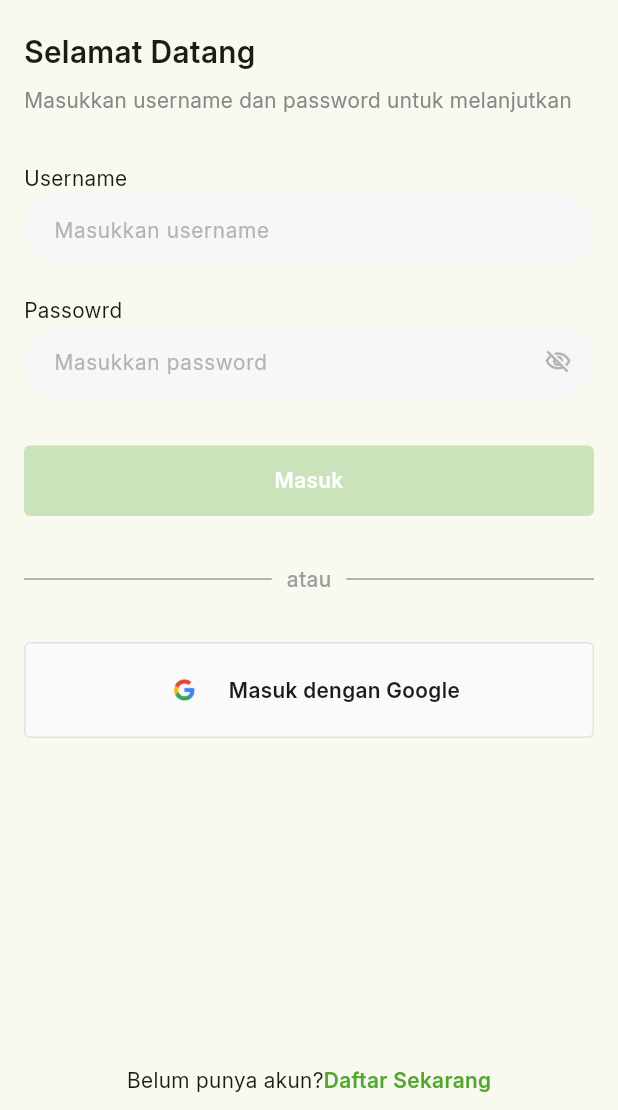
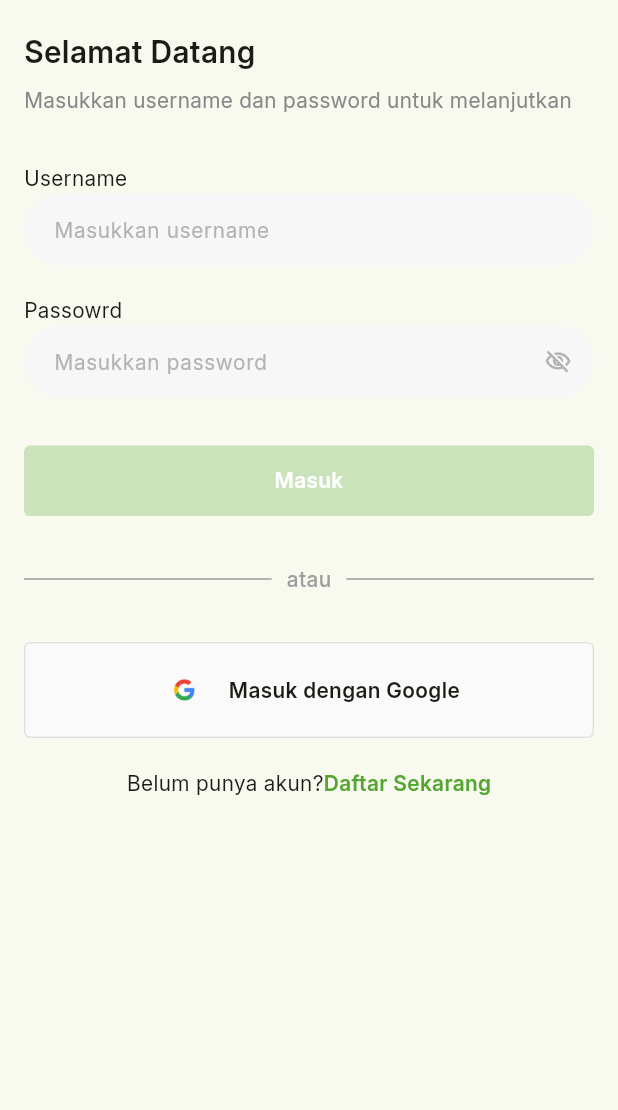
Before and after one commit to hendrama8903/hendra_app, a Flutter app: the screen it shows after launch, on a phone screen of 412 x 824 dp, the part 126-1236 px from its top. Run offline on Flutter 3.47's test engine with Material 3 defaults, Android fonts, the phone set to English and light mode, and no system bars.

Commit message:
koreksi overflow

```diff
--- a/lib/views/login.dart
+++ b/lib/views/login.dart
@@ -13,11 +13,12 @@ class _LoginViewState extends State<LoginView> {
   @override
   Widget build(BuildContext context) {
     return Scaffold(
-      body: Column(
+      body: SingleChildScrollView(
+        // Wrap the Column with SingleChildScrollView
+        child: Column(
           crossAxisAlignment: CrossAxisAlignment.start,
           children: [
-          Expanded(
-            child: Padding(
+            Padding(
               padding: const EdgeInsets.fromLTRB(16, 40, 16, 20),
               child: Column(
                 crossAxisAlignment: CrossAxisAlignment.start,
@@ -213,7 +214,6 @@ class _LoginViewState extends State<LoginView> {
                 ],
               ),
             ),
-          ),
             Padding(
               padding: const EdgeInsets.fromLTRB(16, 0, 16, 10),
               child: Row(
@@ -235,6 +235,7 @@ class _LoginViewState extends State<LoginView> {
             ),
           ],
         ),
+      ),
     );
   }
 }
```
Lines whose indentation alone changed are shown as unchanged.
